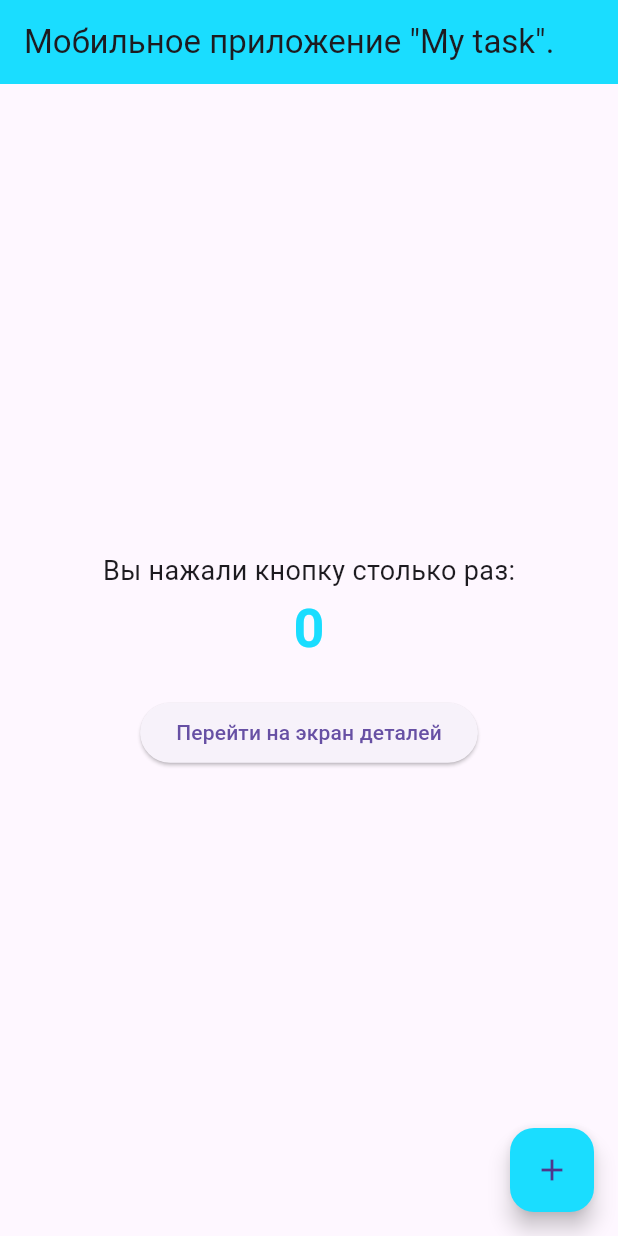
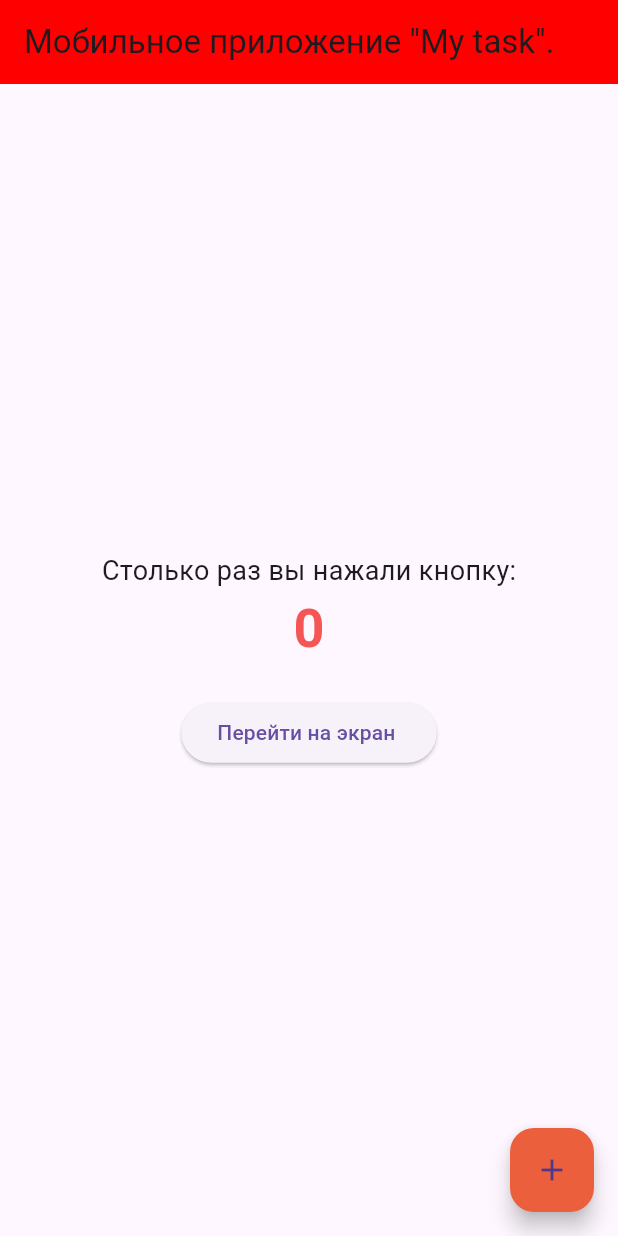
Before and after one commit to timaxxez/flutter, a Flutter app: the screen it shows after launch, on a phone screen of 412 x 824 dp. Run offline on Flutter 3.47's test engine with Material 3 defaults, Android fonts, the phone set to English and light mode, and no system bars.

Commit message:
Сохранил изменения в home_screen.dart

```diff
--- a/lib/screens/home_screen.dart
+++ b/lib/screens/home_screen.dart
@@ -22,7 +22,7 @@ class _HomeScreenState extends State<HomeScreen> {
   Widget build(BuildContext context) {
     return Scaffold(
       appBar: AppBar(
-        backgroundColor: const Color.fromARGB(255, 26, 221, 255),
+        backgroundColor: const Color.fromARGB(255, 255, 0, 0),
         title: Text(widget.title),
       ),
       body: Center(
@@ -30,7 +30,7 @@ class _HomeScreenState extends State<HomeScreen> {
           mainAxisAlignment: MainAxisAlignment.center,
           children: <Widget>[
             const Text(
-              'Вы нажали кнопку столько раз:',
+              'Столько раз вы нажали кнопку:',
               style: TextStyle(fontSize: 18),
             ),
             Text(
@@ -38,7 +38,7 @@ class _HomeScreenState extends State<HomeScreen> {
               style: const TextStyle(
                 fontSize: 36,
                 fontWeight: FontWeight.bold,
-                color: Color.fromARGB(255, 26, 221, 255),
+                color: Color.fromARGB(255, 245, 85, 85),
               ),
             ),
             const SizedBox(height: 20),
@@ -53,7 +53,7 @@ class _HomeScreenState extends State<HomeScreen> {
                   ),
                 );
               },
-              child: const Text('Перейти на экран деталей'),
+              child: const Text('Перейти на экран '),
             ),
           ],
         ),
@@ -61,7 +61,7 @@ class _HomeScreenState extends State<HomeScreen> {
       floatingActionButton: FloatingActionButton(
         onPressed: _incrementCounter,
         tooltip: 'Увеличить счётчик',
-        backgroundColor: const Color.fromARGB(255, 26, 221, 255),
+        backgroundColor: const Color.fromARGB(255, 236, 95, 60),
         child: const Icon(Icons.add),
       ),
     );
```
